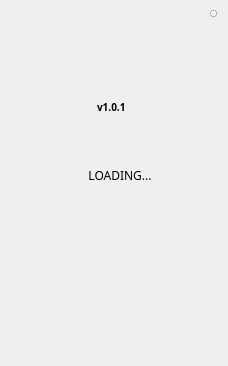
HcashOrg/hx-indicator, file LNKWallet/waitingforsync.ui: the form before one commit.
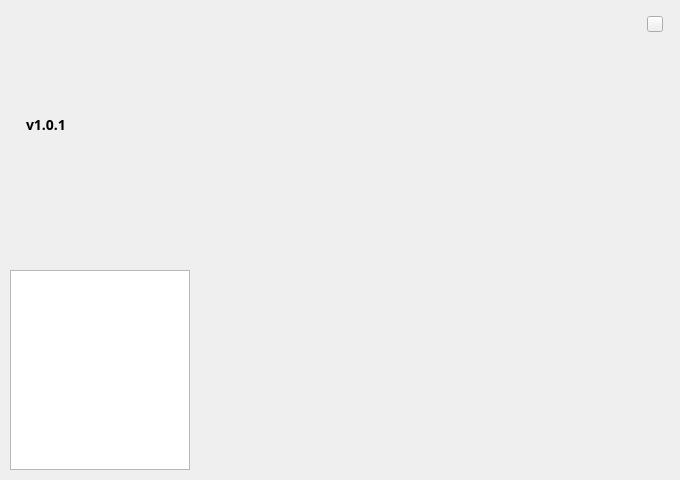
The form after the commit.

The edit to the form file:
```diff
--- a/LNKWallet/waitingforsync.ui
+++ b/LNKWallet/waitingforsync.ui
@@ -6,8 +6,8 @@
    <rect>
     <x>0</x>
     <y>0</y>
-    <width>228</width>
-    <height>366</height>
+    <width>680</width>
+    <height>480</height>
    </rect>
   </property>
   <property name="font">
@@ -20,40 +20,13 @@
   <property name="windowTitle">
    <string>Form</string>
   </property>
-  <widget class="QLabel" name="loadingLabel">
-   <property name="geometry">
-    <rect>
-     <x>60</x>
-     <y>160</y>
-     <width>120</width>
-     <height>30</height>
-    </rect>
-   </property>
-   <property name="font">
-    <font>
-     <family>Microsoft YaHei UI Light</family>
-     <weight>50</weight>
-     <italic>false</italic>
-     <bold>false</bold>
-    </font>
-   </property>
-   <property name="styleSheet">
-    <string notr="true"/>
-   </property>
-   <property name="text">
-    <string>LOADING...</string>
-   </property>
-   <property name="alignment">
-    <set>Qt::AlignCenter</set>
-   </property>
-  </widget>
   <widget class="QToolButton" name="closeBtn">
    <property name="geometry">
     <rect>
-     <x>210</x>
-     <y>10</y>
-     <width>7</width>
-     <height>7</height>
+     <x>647</x>
+     <y>16</y>
+     <width>16</width>
+     <height>16</height>
     </rect>
    </property>
    <property name="cursor">
@@ -69,10 +42,10 @@
   <widget class="QLabel" name="label_version">
    <property name="geometry">
     <rect>
-     <x>97</x>
-     <y>97</y>
+     <x>26</x>
+     <y>114</y>
      <width>80</width>
-     <height>20</height>
+     <height>21</height>
     </rect>
    </property>
    <property name="font">
@@ -81,19 +54,19 @@
     </font>
    </property>
    <property name="styleSheet">
-    <string notr="true">font-size: 10px;</string>
+    <string notr="true">font-size: 14px;</string>
    </property>
    <property name="text">
     <string>v1.0.1</string>
    </property>
   </widget>
-  <widget class="QLabel" name="welcome">
+  <widget class="QTextBrowser" name="waitSync">
    <property name="geometry">
     <rect>
-     <x>72</x>
-     <y>82</y>
-     <width>78</width>
-     <height>15</height>
+     <x>10</x>
+     <y>270</y>
+     <width>180</width>
+     <height>200</height>
     </rect>
    </property>
    <property name="font">
```
Left out of the diff: 12 changed lines with no effect on the pictures.
